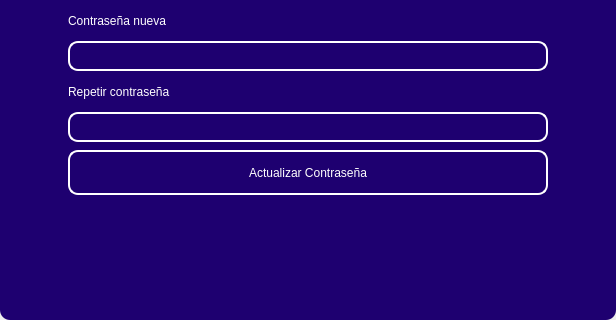
Above: design/standar/mainuserprofile0.ui from codemiguel-dev/ERP-EmprendeSoft-Desktop before the change; both pictures show x 0 to 616 and y 428 to 748 of the 616 by 748 pixel window. Below: the same form after it.
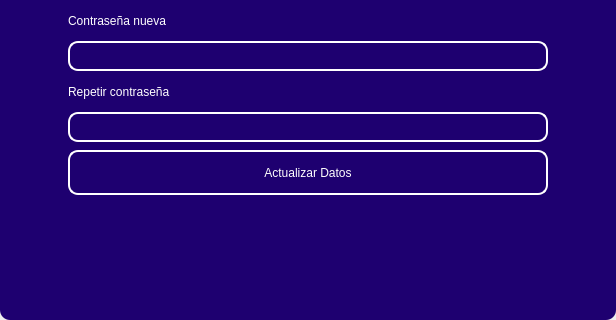
That is the form after the change. Icons and pictures are not drawn.

```diff
--- a/design/standar/mainuserprofile0.ui
+++ b/design/standar/mainuserprofile0.ui
@@ -642,7 +642,7 @@
 </string>
               </property>
               <property name="text">
-               <string>Actualizar Contraseña</string>
+               <string>Actualizar Datos</string>
               </property>
              </widget>
             </item>
```
